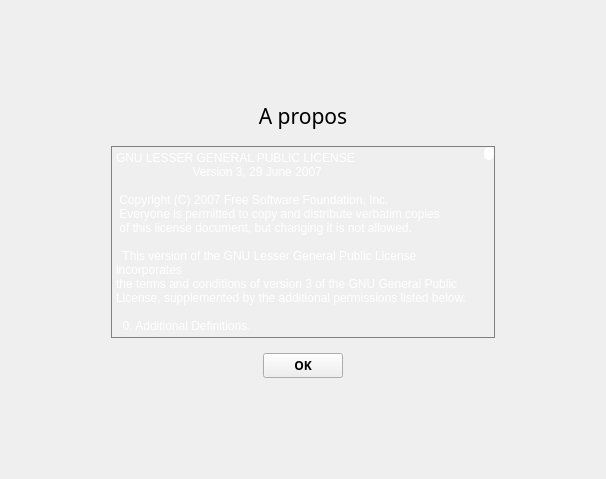
This is ui/about.ui in Covalia/standalone-deployer as Qt 5 draws it before an edit. The edited form follows.
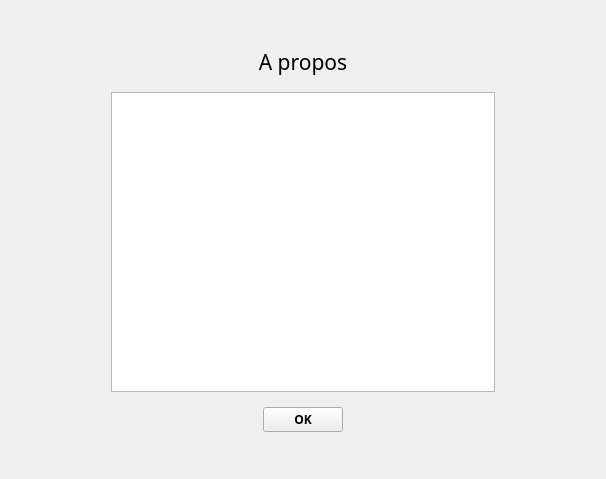
This is the edited form.

Diff of the .ui file:
```diff
--- a/ui/about.ui
+++ b/ui/about.ui
@@ -61,15 +61,20 @@
      </item>
      <item>
       <widget class="QPlainTextEdit" name="plainTextEdit">
+       <property name="minimumSize">
+        <size>
+         <width>0</width>
+         <height>300</height>
+        </size>
+       </property>
        <property name="styleSheet">
         <string notr="true">QPlainTextEdit {
 	background-color: transparent;
-	border: 1px solid gray;
+	border: 1px solid @color-panel-background-border;
 	color: white;
 	
 }
 
-QTextEdit::scroller{background-color: blue;}
 
 QScrollBar::vertical{
 	border: none;
@@ -79,7 +84,7 @@
 }
 
 QScrollBar::handle:vertical {
-	background : white;
+	background : @color-button-background;
 	border: none;
 	border-radius: 5px;
 }
@@ -94,174 +99,21 @@
 	height:0px;
 }	
 
+QScrollBar::add-page:vertical, QScrollBar::sub-page:vertical {
+    background: none;
+}
+
 
 </string>
        </property>
+       <property name="readOnly">
+        <bool>true</bool>
+       </property>
        <property name="plainText">
-        <string>GNU LESSER GENERAL PUBLIC LICENSE
-                       Version 3, 29 June 2007
-
- Copyright (C) 2007 Free Software Foundation, Inc. &lt;http://fsf.org/&gt;
- Everyone is permitted to copy and distribute verbatim copies
- of this license document, but changing it is not allowed.
-
-  This version of the GNU Lesser General Public License incorporates
-the terms and conditions of version 3 of the GNU General Public
-License, supplemented by the additional permissions listed below.
-
-  0. Additional Definitions.
-
-  As used herein, &quot;this License&quot; refers to version 3 of the GNU Lesser
-General Public License, and the &quot;GNU GPL&quot; refers to version 3 of the GNU
-General Public License.
-
-  &quot;The Library&quot; refers to a covered work governed by this License,
-other than an Application or a Combined Work as defined below.
-
-  An &quot;Application&quot; is any work that makes use of an interface provided
-by the Library, but which is not otherwise based on the Library.
-Defining a subclass of a class defined by the Library is deemed a mode
-of using an interface provided by the Library.
-
-  A &quot;Combined Work&quot; is a work produced by combining or linking an
-Application with the Library.  The particular version of the Library
-with which the Combined Work was made is also called the &quot;Linked
-Version&quot;.
-
-  The &quot;Minimal Corresponding Source&quot; for a Combined Work means the
-Corresponding Source for the Combined Work, excluding any source code
-for portions of the Combined Work that, considered in isolation, are
-based on the Application, and not on the Linked Version.
-
-  The &quot;Corresponding Application Code&quot; for a Combined Work means the
-object code and/or source code for the Application, including any data
-and utility programs needed for reproducing the Combined Work from the
-Application, but excluding the System Libraries of the Combined Work.
-
-  1. Exception to Section 3 of the GNU GPL.
-
-  You may convey a covered work under sections 3 and 4 of this License
-without being bound by section 3 of the GNU GPL.
-
-  2. Conveying Modified Versions.
-
-  If you modify a copy of the Library, and, in your modifications, a
-facility refers to a function or data to be supplied by an Application
-that uses the facility (other than as an argument passed when the
-facility is invoked), then you may convey a copy of the modified
-version:
-
-   a) under this License, provided that you make a good faith effort to
-   ensure that, in the event an Application does not supply the
-   function or data, the facility still operates, and performs
-   whatever part of its purpose remains meaningful, or
-
-   b) under the GNU GPL, with none of the additional permissions of
-   this License applicable to that copy.
-
-  3. Object Code Incorporating Material from Library Header Files.
-
-  The object code form of an Application may incorporate material from
-a header file that is part of the Library.  You may convey such object
-code under terms of your choice, provided that, if the incorporated
-material is not limited to numerical parameters, data structure
-layouts and accessors, or small macros, inline functions and templates
-(ten or fewer lines in length), you do both of the following:
-
-   a) Give prominent notice with each copy of the object code that the
-   Library is used in it and that the Library and its use are
-   covered by this License.
-
-   b) Accompany the object code with a copy of the GNU GPL and this license
-   document.
-
-  4. Combined Works.
-
-  You may convey a Combined Work under terms of your choice that,
-taken together, effectively do not restrict modification of the
-portions of the Library contained in the Combined Work and reverse
-engineering for debugging such modifications, if you also do each of
-the following:
-
-   a) Give prominent notice with each copy of the Combined Work that
-   the Library is used in it and that the Library and its use are
-   covered by this License.
-
-   b) Accompany the Combined Work with a copy of the GNU GPL and this license
-   document.
-
-   c) For a Combined Work that displays copyright notices during
-   execution, include the copyright notice for the Library among
-   these notices, as well as a reference directing the user to the
-   copies of the GNU GPL and this license document.
-
-   d) Do one of the following:
-
-       0) Convey the Minimal Corresponding Source under the terms of this
-       License, and the Corresponding Application Code in a form
-       suitable for, and under terms that permit, the user to
-       recombine or relink the Application with a modified version of
-       the Linked Version to produce a modified Combined Work, in the
-       manner specified by section 6 of the GNU GPL for conveying
-       Corresponding Source.
-
-       1) Use a suitable shared library mechanism for linking with the
-       Library.  A suitable mechanism is one that (a) uses at run time
-       a copy of the Library already present on the user's computer
-       system, and (b) will operate properly with a modified version
-       of the Library that is interface-compatible with the Linked
-       Version.
-
-   e) Provide Installation Information, but only if you would otherwise
-   be required to provide such information under section 6 of the
-   GNU GPL, and only to the extent that such information is
-   necessary to install and execute a modified version of the
-   Combined Work produced by recombining or relinking the
-   Application with a modified version of the Linked Version. (If
-   you use option 4d0, the Installation Information must accompany
-   the Minimal Corresponding Source and Corresponding Application
-   Code. If you use option 4d1, you must provide the Installation
-   Information in the manner specified by section 6 of the GNU GPL
-   for conveying Corresponding Source.)
-
-  5. Combined Libraries.
-
-  You may place library facilities that are a work based on the
-Library side by side in a single library together with other library
-facilities that are not Applications and are not covered by this
-License, and convey such a combined library under terms of your
-choice, if you do both of the following:
-
-   a) Accompany the combined library with a copy of the same work based
-   on the Library, uncombined with any other library facilities,
-   conveyed under the terms of this License.
-
-   b) Give prominent notice with the combined library that part of it
-   is a work based on the Library, and explaining where to find the
-   accompanying uncombined form of the same work.
-
-  6. Revised Versions of the GNU Lesser General Public License.
-
-  The Free Software Foundation may publish revised and/or new versions
-of the GNU Lesser General Public License from time to time. Such new
-versions will be similar in spirit to the present version, but may
-differ in detail to address new problems or concerns.
-
-  Each version is given a distinguishing version number. If the
-Library as you received it specifies that a certain numbered version
-of the GNU Lesser General Public License &quot;or any later version&quot;
-applies to it, you have the option of following the terms and
-conditions either of that published version or of any later version
-published by the Free Software Foundation. If the Library as you
-received it does not specify a version number of the GNU Lesser
-General Public License, you may choose any version of the GNU Lesser
-General Public License ever published by the Free Software Foundation.
-
-  If the Library as you received it specifies that a proxy can decide
-whether future versions of the GNU Lesser General Public License shall
-apply, that proxy's public statement of acceptance of any version is
-permanent authorization for you to choose that version for the
-Library.</string>
+        <string/>
+       </property>
+       <property name="textInteractionFlags">
+        <set>Qt::TextBrowserInteraction</set>
        </property>
       </widget>
      </item>
```
